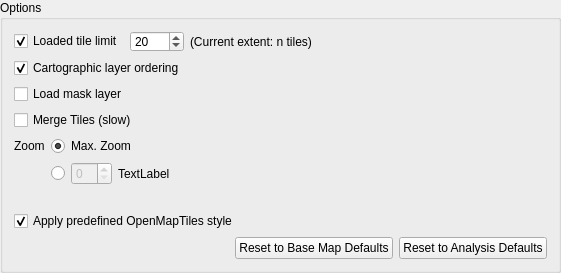
This is ui/options.ui in geometalab/Vector-Tiles-Reader-QGIS-Plugin as Qt 5 draws it before an edit. The edited form follows.
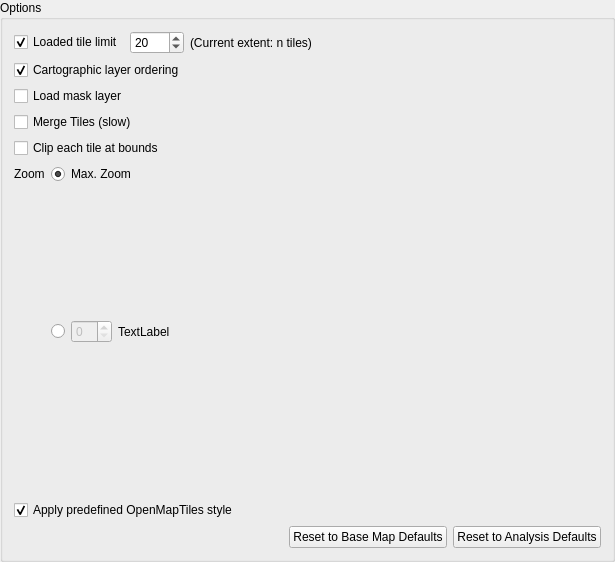
This is the edited form.

```diff
--- a/ui/options.ui
+++ b/ui/options.ui
@@ -6,8 +6,8 @@
    <rect>
     <x>0</x>
     <y>0</y>
-    <width>561</width>
-    <height>256</height>
+    <width>615</width>
+    <height>562</height>
    </rect>
   </property>
   <property name="sizePolicy">
@@ -23,7 +23,7 @@
    <string>Options</string>
   </property>
   <layout class="QGridLayout" name="gridLayout">
-   <item row="7" column="0">
+   <item row="8" column="0">
     <spacer name="verticalSpacer">
      <property name="orientation">
       <enum>Qt::Vertical</enum>
@@ -114,24 +114,20 @@
      </item>
     </layout>
    </item>
-   <item row="3" column="0" colspan="2">
-    <widget class="QCheckBox" name="chkLoadMaskLayer">
-     <property name="text">
-      <string>Load mask layer</string>
+   <item row="9" column="0" colspan="2">
+    <widget class="QCheckBox" name="chkApplyStyles">
+     <property name="toolTip">
+      <string>Apply a build-in, predefined QGIS style made for OpenMapTiles (instead of random QGIS default style)</string>
      </property>
-    </widget>
-   </item>
-   <item row="4" column="0" colspan="2">
-    <widget class="QCheckBox" name="chkMergeTiles">
      <property name="text">
-      <string>Merge Tiles (slow)</string>
+      <string>Apply predefined OpenMapTiles style</string>
      </property>
      <property name="checked">
-      <bool>false</bool>
+      <bool>true</bool>
      </property>
     </widget>
    </item>
-   <item row="5" column="1">
+   <item row="6" column="1">
     <widget class="QRadioButton" name="rbZoomMax">
      <property name="text">
       <string>Max. Zoom</string>
@@ -141,7 +137,7 @@
      </property>
     </widget>
    </item>
-   <item row="5" column="0">
+   <item row="6" column="0">
     <widget class="QLabel" name="label_5">
      <property name="maximumSize">
       <size>
@@ -154,20 +150,14 @@
      </property>
     </widget>
    </item>
-   <item row="8" column="0" colspan="2">
-    <widget class="QCheckBox" name="chkApplyStyles">
-     <property name="toolTip">
-      <string>Apply a build-in, predefined QGIS style made for OpenMapTiles (instead of random QGIS default style)</string>
-     </property>
+   <item row="3" column="0" colspan="2">
+    <widget class="QCheckBox" name="chkLoadMaskLayer">
      <property name="text">
-      <string>Apply predefined OpenMapTiles style</string>
-     </property>
-     <property name="checked">
-      <bool>true</bool>
+      <string>Load mask layer</string>
      </property>
     </widget>
    </item>
-   <item row="6" column="1">
+   <item row="7" column="1">
     <layout class="QHBoxLayout" name="horizontalLayout">
      <item>
       <widget class="QRadioButton" name="rbZoomManual">
@@ -211,7 +201,17 @@
      </item>
     </layout>
    </item>
-   <item row="9" column="0" colspan="2">
+   <item row="4" column="0" colspan="2">
+    <widget class="QCheckBox" name="chkMergeTiles">
+     <property name="text">
+      <string>Merge Tiles (slow)</string>
+     </property>
+     <property name="checked">
+      <bool>false</bool>
+     </property>
+    </widget>
+   </item>
+   <item row="10" column="0" colspan="2">
     <layout class="QHBoxLayout" name="horizontalLayout_3">
      <item>
       <spacer name="horizontalSpacer_2">
@@ -242,6 +242,13 @@
      </item>
     </layout>
    </item>
+   <item row="5" column="0" colspan="2">
+    <widget class="QCheckBox" name="chkClipTiles">
+     <property name="text">
+      <string>Clip each tile at bounds</string>
+     </property>
+    </widget>
+   </item>
   </layout>
  </widget>
  <resources/>
```
